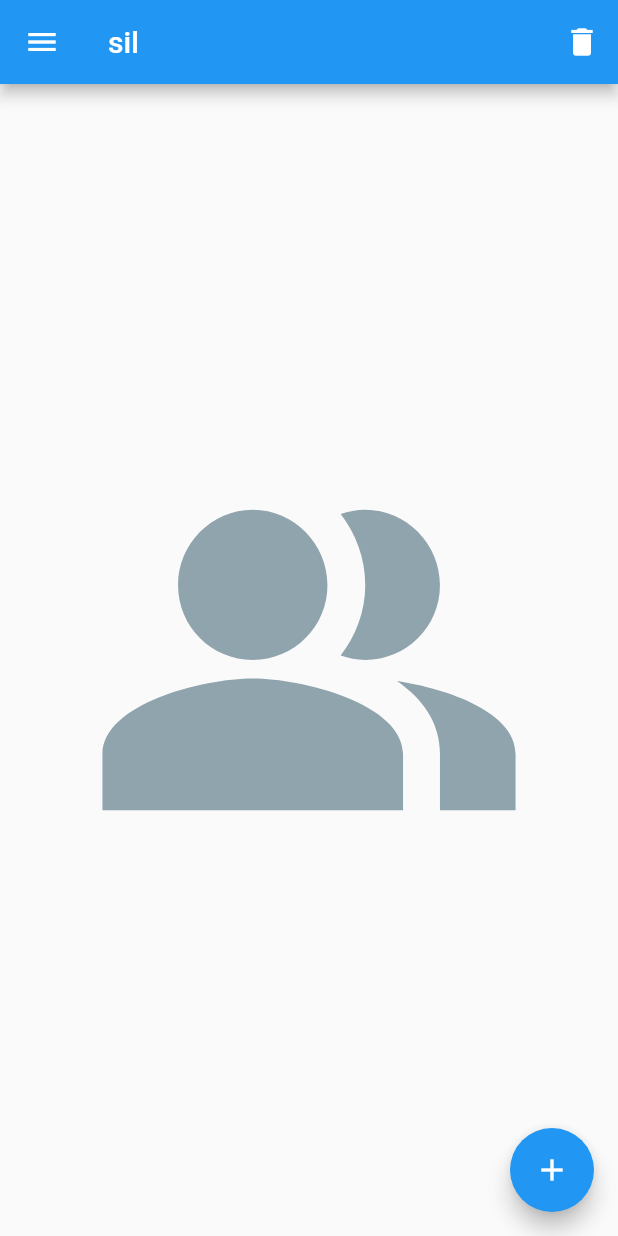
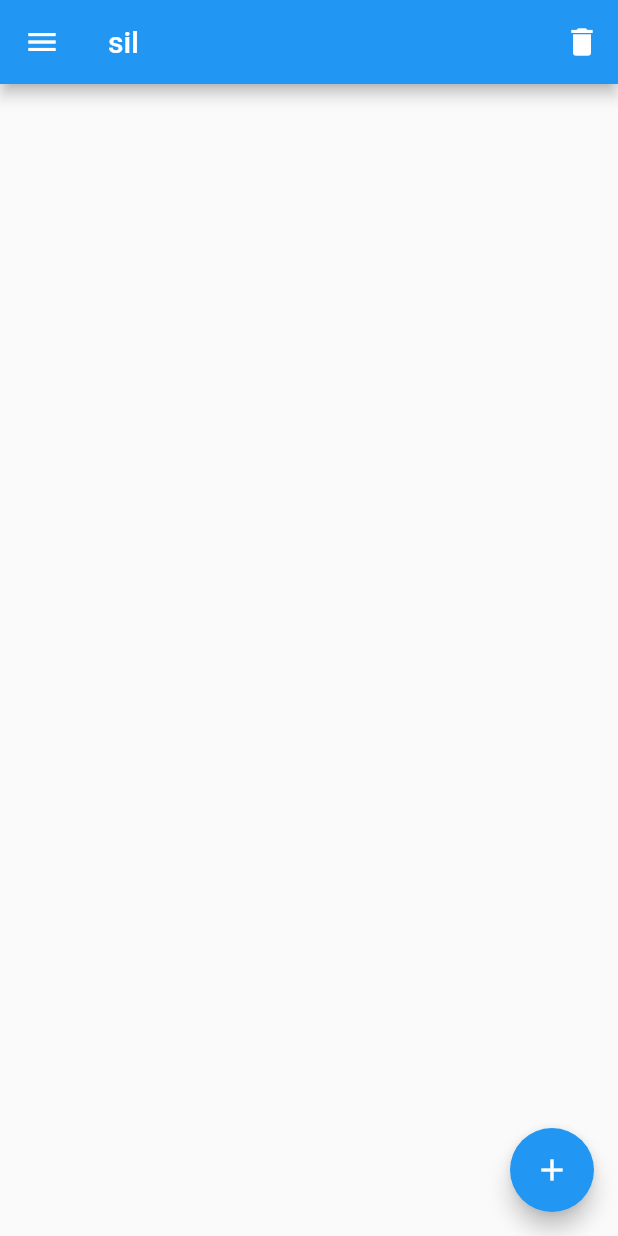
Before and after one commit to merve21c/DersProgrami, a Flutter app: the ogretmenler screen opened directly, on a phone screen of 412 x 824 dp. Run offline on Flutter 3.47's test engine with Material 2 defaults, Android fonts, the phone set to English and light mode, and no system bars; our stand-ins replace cloud_firestore, firebase_auth, firebase_core, fluttertoast; accounts and stored records are empty.

Commit message:
Update öğretmenler.dart

```diff
--- a/lib/öğretmenler.dart
+++ b/lib/öğretmenler.dart
@@ -1,3 +1,4 @@
+import 'package:dersprogrami/O_list.dart';
 import 'package:dersprogrami/ekle_sil/Oekle.dart';
 import 'package:dersprogrami/ekle_sil/Osil.dart';
 import 'package:dersprogrami/yonetici.dart';
@@ -25,12 +26,14 @@ class _ogretmenlerState extends State<ogretmenler> {
           ]
       ),
       body: Center(
+        child: Olist(),
+      ),/*Center(
         child: Icon(
             Icons.people_alt,
             color: Colors.blueGrey.shade300,
             size: 300
         ),
-      ),
+      ),*/
       floatingActionButton: FloatingActionButton(
         onPressed: () {
           Navigator.push(context,
```
